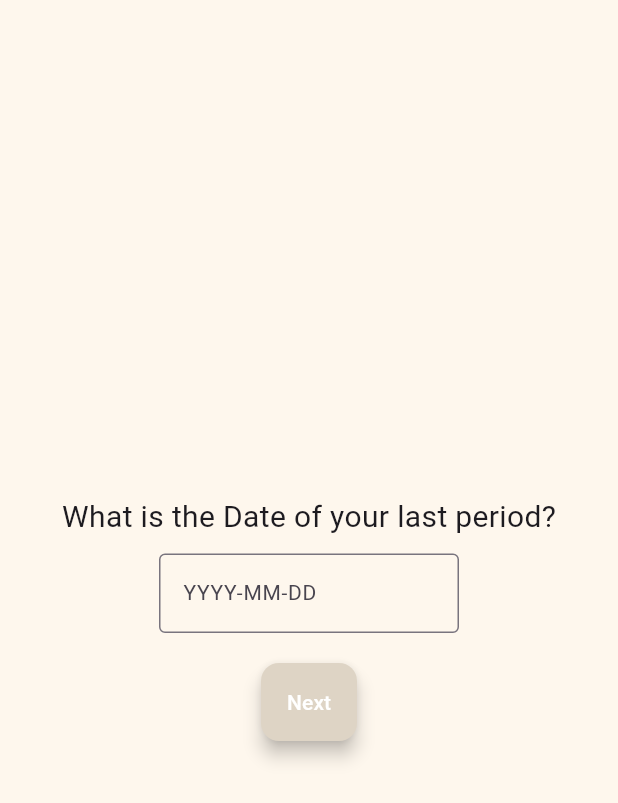
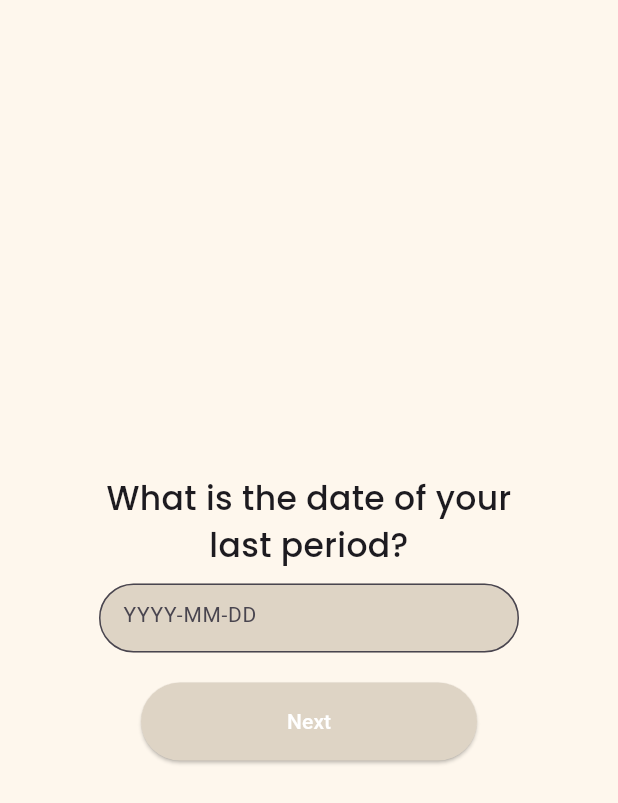
Before and after one commit to BasantaPoudel/ByCycle, a Flutter app: the screen it shows after launch, on a phone screen of 412 x 824 dp. Shown: the top 803 px of the screen. Run offline on Flutter 3.47's test engine with Material 3 defaults, Android fonts, the phone set to English and light mode, and no system bars; our stand-ins replace bloc, cloud_firestore, firebase_core, flutter_bloc, flutter_svg, google_fonts and 3 more; missing offline and left inert: android_intent_plus, dart:ffi; accounts and stored records are empty; Roboto replaces fonts that are missing (Hind).

Commit message:
Make good UI for OnBoardingQuestion PageOne

```diff
--- a/lib/cubits/theme/theme_cubit.dart
+++ b/lib/cubits/theme/theme_cubit.dart
@@ -33,7 +33,7 @@ class ThemeCubit extends Cubit<ThemeMode> {
             borderRadius: BorderRadius.circular(12.0),
           ),
         ),
-        elevation: MaterialStateProperty.all<double>(5.0),
+        // elevation: MaterialStateProperty.all<double>(5.0),
       )),
 
       buttonTheme: const ButtonThemeData(
@@ -107,7 +107,7 @@ class ThemeCubit extends Cubit<ThemeMode> {
             borderRadius: BorderRadius.circular(12.0),
           ),
         ),
-        elevation: MaterialStateProperty.all<double>(5.0),
+        // elevation: MaterialStateProperty.all<double>(5.0),
       )),
       buttonTheme: const ButtonThemeData(
         buttonColor: Color(0xFFDED4C5), // Set the button color
--- a/lib/main.dart
+++ b/lib/main.dart
@@ -86,7 +86,7 @@
   }
 
   final List<Widget> _children = [
-    const HomeScreen(),
+    const OnboardingPageOne(),
     const HomeScreen(),
     Calendar(
       initialDateTimeRanges: exampleInitialDateTimeRanges,
--- a/lib/screens/onboarding/onboarding_pageone.dart
+++ b/lib/screens/onboarding/onboarding_pageone.dart
@@ -1,8 +1,12 @@
+import 'dart:ffi';
+
 import 'package:by_cycle/cubits/theme/theme_cubit.dart';
 import 'package:by_cycle/models/onboarding_questions.dart';
 import 'package:by_cycle/screens/onboarding/onboarding_pagetwo.dart';
 import 'package:flutter/material.dart';
+import 'package:flutter/widgets.dart';
 import 'package:flutter_bloc/flutter_bloc.dart';
+import 'package:google_fonts/google_fonts.dart';
 
 class OnboardingPageOne extends StatefulWidget {
   const OnboardingPageOne({super.key});
@@ -29,29 +33,61 @@ class _OnboardingScreenHomeState extends State<OnboardingPageOne> {
         builder: (context, state) {
           return Scaffold(
             body: Center(
+              child: Container(
+                width: 280,
+                margin: const EdgeInsets.all(40),
+                decoration: BoxDecoration(
+                    // color: Colors.red,
+                    ),
                 child: Column(
                   mainAxisAlignment: MainAxisAlignment.center,
                   children: [
-                  const Text(
-                    'What is the Date of your last period?',
-                    style: TextStyle(fontSize: 20),
+                    Text(
+                      'What is the date of your last period?',
+                      style: GoogleFonts.poppins(
+                        fontSize: 22,
+                        fontWeight: FontWeight.w500,
+                      ),
+                      textAlign: TextAlign.center,
                     ),
                     const SizedBox(height: 10),
                     SizedBox(
-                    width: 200,
+                      width: 282,
+                      height: 46,
                       child: TextField(
                         controller: controller,
                         decoration: const InputDecoration(
-                        border: OutlineInputBorder(),
+                          filled: true,
+                          fillColor: Color(0xFFDED4C5),
+                          border: OutlineInputBorder(
+                            borderRadius:
+                                BorderRadius.all(Radius.circular(30.0)),
+                            // borderSide: BorderSide.none,
+                          ),
                           hintText: 'YYYY-MM-DD',
                         ),
                         onTap: () => _selectDate(context),
                       ),
                     ),
                     const SizedBox(height: 20),
-                  ElevatedButton(
+                    SizedBox(
+                      width: 224,
+                      child: ElevatedButton(
+                          style: ButtonStyle(
+                              shape: MaterialStateProperty.all<
+                                  RoundedRectangleBorder>(
+                                RoundedRectangleBorder(
+                                  borderRadius: BorderRadius.circular(30.0),
+                                ),
+                              ),
+                              backgroundColor: controller.text == ""
+                                  ? MaterialStateProperty.all<Color>(
+                                      const Color(0xFFDED4C5))
+                                  : MaterialStateProperty.all<Color>(
+                                      const Color.fromRGBO(1, 1, 1, 1))),
                           onPressed: () {
-                      formData.lastPeriod = DateTime.parse(controller.text);
+                            formData.lastPeriod =
+                                DateTime.parse(controller.text);
                             Navigator.push(
                                 context,
                                 MaterialPageRoute(
@@ -59,9 +95,10 @@ class _OnboardingScreenHomeState extends State<OnboardingPageOne> {
                                       OnboardingPageTwo(formData: formData),
                                 ));
                           },
-                    child: const Text('Next'),
+                          child: const Text('Next')),
                     ),
                   ],
+                ),
               ),
             ),
           );
--- a/pubspec.yaml
+++ b/pubspec.yaml
@@ -45,6 +45,7 @@ dependencies:
   shared_preferences: ^2.0.8
 
   bloc: any
+  google_fonts: ^6.2.1
 dev_dependencies:
   flutter_test:
     sdk: flutter
```
Lines whose indentation alone changed are shown as unchanged.
